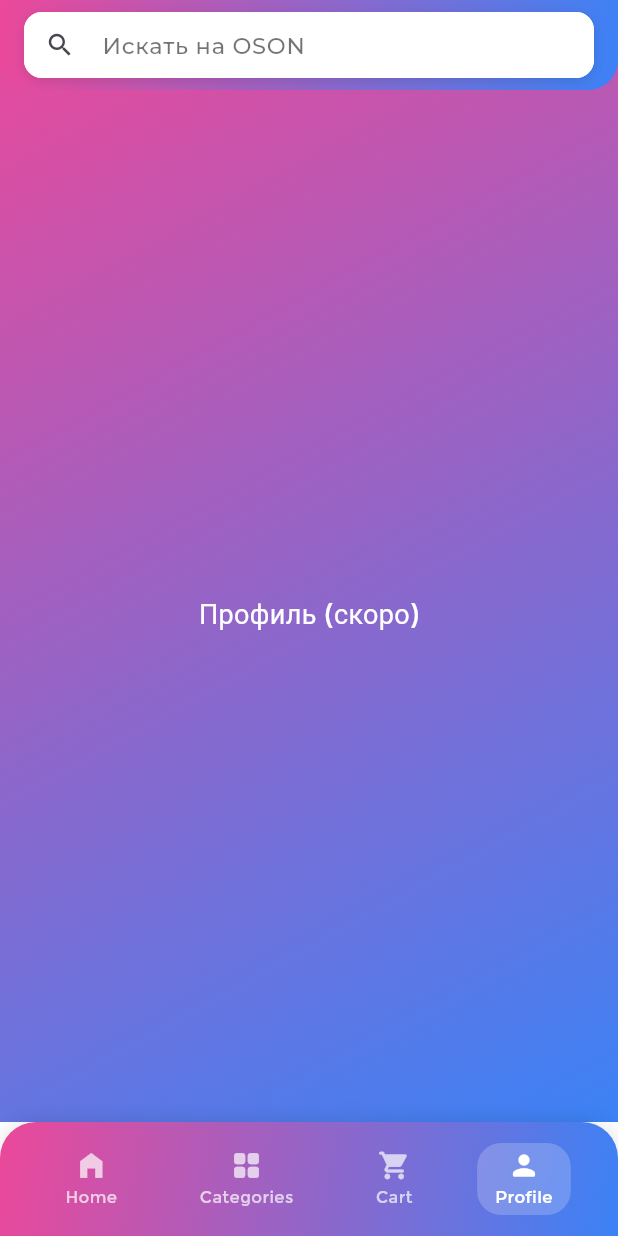
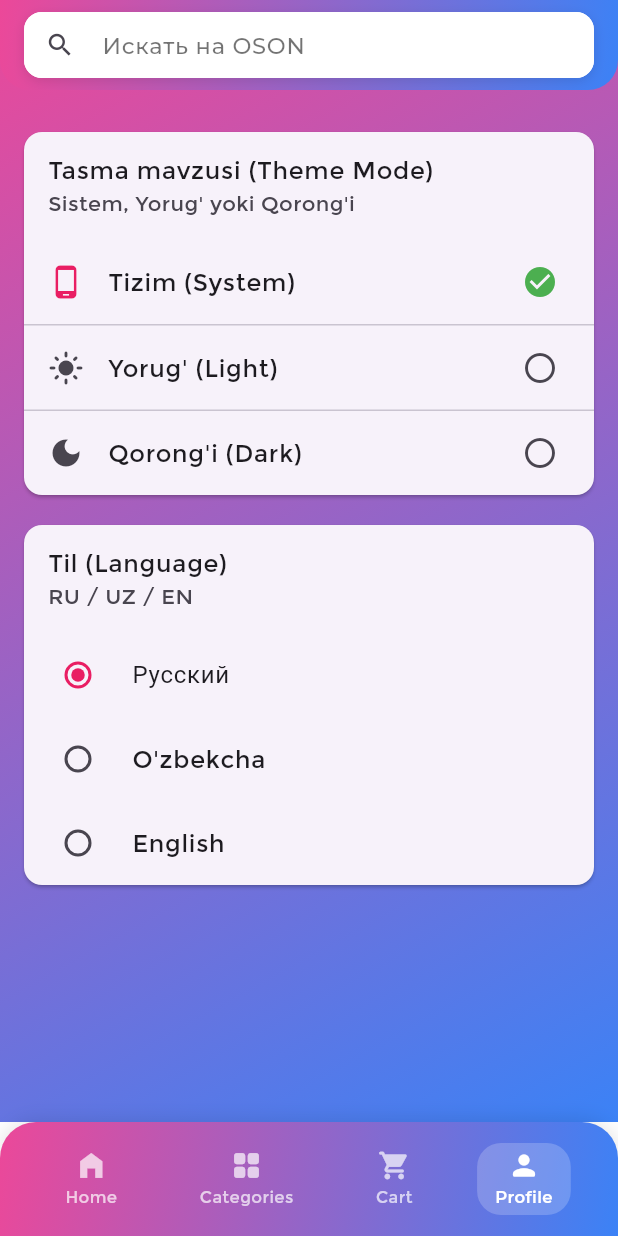
Before and after one commit to umgvine/oson_market, a Flutter app: the screen it shows after launch, item 4 of the bottom bar chosen, on a phone screen of 412 x 824 dp. Run offline on Flutter 3.47's test engine with Material 3 defaults, Android fonts, the phone set to English and light mode, and no system bars; our stand-ins replace shared_preferences.

Commit message:
feat(profile): move theme and language settings to Profile tab; keep only search bar on top across tabs

```diff
--- a/lib/app.dart
+++ b/lib/app.dart
@@ -2,6 +2,8 @@ import 'dart:async';
 
 import 'package:flutter/material.dart';
 import 'screens/home_screen.dart';
+import 'screens/language_provider.dart';
+import 'package:provider/provider.dart';
 import 'l10n/app_localizations.dart';
 import 'package:flutter_localizations/flutter_localizations.dart';
 // Use local Montserrat font declared in pubspec.yaml
@@ -47,7 +49,10 @@ class OsonMarketApp extends StatelessWidget {
     return ValueListenableBuilder<ThemeMode>(
       valueListenable: appThemeMode,
       builder: (context, mode, _) {
-        return MaterialApp(
+        return ChangeNotifierProvider<LanguageProvider>(
+          create: (_) => LanguageProvider()..loadLanguage(),
+          child: Consumer<LanguageProvider>(
+            builder: (context, lang, __) => MaterialApp(
               themeMode: mode,
               title: 'OSON MARKET',
               localizationsDelegates: [
@@ -57,7 +62,12 @@ class OsonMarketApp extends StatelessWidget {
                 GlobalWidgetsLocalizations.delegate,
                 GlobalCupertinoLocalizations.delegate,
               ],
-          supportedLocales: const [Locale('en'), Locale('ru'), Locale('uz')],
+              locale: lang.currentLocale,
+              supportedLocales: const [
+                Locale('en'),
+                Locale('ru'),
+                Locale('uz'),
+              ],
               debugShowCheckedModeBanner: false,
               theme: base.copyWith(
                 colorScheme: colorScheme,
@@ -154,6 +164,8 @@ class OsonMarketApp extends StatelessWidget {
                 ),
               ),
               home: const _AnimatedSplash(),
+            ),
+          ),
         );
       },
     );
@@ -184,8 +196,9 @@ class _AnimatedSplashState extends State<_AnimatedSplash>
     _ctl.forward();
     _navigationTimer = Timer(const Duration(milliseconds: 1100), () {
       if (!mounted) return;
-      Navigator.of(context)
-          .pushReplacement(MaterialPageRoute(builder: (_) => const HomeScreen()));
+      Navigator.of(
+        context,
+      ).pushReplacement(MaterialPageRoute(builder: (_) => const HomeScreen()));
     });
   }
 
--- a/lib/screens/home_screen.dart
+++ b/lib/screens/home_screen.dart
@@ -3,6 +3,7 @@ import '../data/data.dart';
 import 'home_screen_content.dart' as content;
 import '../services/cart_service.dart';
 import 'cart_screen.dart';
+import 'profile_screen.dart';
 import '../core/theme.dart';
 import '../widgets/search_bar.dart';
 // Removed settings/theme toggler; no appThemeMode import needed
@@ -134,16 +135,7 @@ class _HomeScreenState extends State<HomeScreen> {
       // Cart tab wrapped in shell
       screenShell(child: const CartContent(embedded: true)),
       // Profile tab wrapped in shell
-      screenShell(
-        child: const SafeArea(
-          child: Center(
-            child: Text(
-              'Профиль (скоро)',
-              style: TextStyle(color: Colors.white, fontSize: 18),
-            ),
-          ),
-        ),
-      ),
+      screenShell(child: const ProfileScreen()),
     ];
 
     return Scaffold(
--- a/lib/screens/profile_screen.dart
+++ b/lib/screens/profile_screen.dart
@@ -1,2 +1,93 @@
-// ...existing code from prompt...
-// Copy the full ProfileScreen code from the prompt here.
+import 'package:flutter/material.dart';
+import '../app.dart';
+import 'language_provider.dart';
+import 'package:provider/provider.dart';
+
+class ProfileScreen extends StatelessWidget {
+  const ProfileScreen({super.key});
+
+  @override
+  Widget build(BuildContext context) {
+    final lang = context.watch<LanguageProvider>();
+    final theme = Theme.of(context);
+
+    Widget themeTile(ThemeMode mode, String label, IconData icon) {
+      final selected = appThemeMode.value == mode;
+      return ListTile(
+        leading: Icon(icon, color: selected ? theme.colorScheme.primary : null),
+        title: Text(label),
+        trailing: selected
+            ? const Icon(Icons.check_circle, color: Colors.green)
+            : const Icon(Icons.circle_outlined),
+        onTap: () => appThemeMode.value = mode,
+      );
+    }
+
+    return Scaffold(
+      backgroundColor: Colors.transparent,
+      body: SafeArea(
+        child: ListView(
+          padding: const EdgeInsets.all(12),
+          children: [
+            Card(
+              child: Column(
+                children: [
+                  const ListTile(
+                    title: Text('Tasma mavzusi (Theme Mode)'),
+                    subtitle: Text('Sistem, Yorug\' yoki Qorong\'i'),
+                  ),
+                  themeTile(
+                    ThemeMode.system,
+                    'Tizim (System)',
+                    Icons.phone_android,
+                  ),
+                  const Divider(height: 1),
+                  themeTile(
+                    ThemeMode.light,
+                    'Yorug\' (Light)',
+                    Icons.light_mode,
+                  ),
+                  const Divider(height: 1),
+                  themeTile(
+                    ThemeMode.dark,
+                    'Qorong\'i (Dark)',
+                    Icons.dark_mode,
+                  ),
+                ],
+              ),
+            ),
+            const SizedBox(height: 12),
+            Card(
+              child: Column(
+                children: [
+                  const ListTile(
+                    title: Text('Til (Language)'),
+                    subtitle: Text('RU / UZ / EN'),
+                  ),
+                  RadioListTile<String>(
+                    value: 'ru',
+                    groupValue: lang.currentLocale.languageCode,
+                    title: const Text('Русский'),
+                    onChanged: (v) => lang.setLanguage(v!),
+                  ),
+                  RadioListTile<String>(
+                    value: 'uz',
+                    groupValue: lang.currentLocale.languageCode,
+                    title: const Text("O'zbekcha"),
+                    onChanged: (v) => lang.setLanguage(v!),
+                  ),
+                  RadioListTile<String>(
+                    value: 'en',
+                    groupValue: lang.currentLocale.languageCode,
+                    title: const Text('English'),
+                    onChanged: (v) => lang.setLanguage(v!),
+                  ),
+                ],
+              ),
+            ),
+          ],
+        ),
+      ),
+    );
+  }
+}
```
Lines whose indentation alone changed are shown as unchanged.
